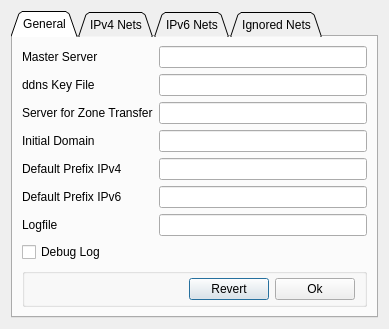
Qt form zad/Designer/settings.ui (z1e2v3s/zad) before a commit.
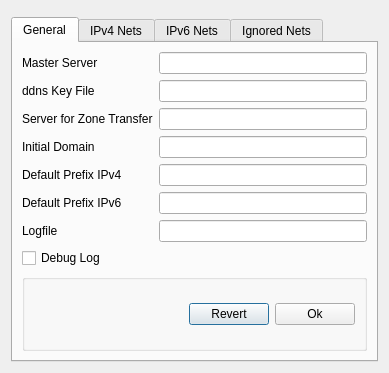
The same form after that commit. The open tabs and pages were chosen to show the change.

Commit message: Use tab widget attribute rounded (default) for a better look on freeebsd, make 1st tab default

The edit to the form file:
```diff
--- a/zad/Designer/settings.ui
+++ b/zad/Designer/settings.ui
@@ -7,20 +7,44 @@
     <x>0</x>
     <y>0</y>
     <width>389</width>
-    <height>327</height>
+    <height>373</height>
    </rect>
   </property>
   <property name="windowTitle">
    <string>Preferences</string>
   </property>
   <layout class="QVBoxLayout" name="verticalLayout_2">
+   <property name="topMargin">
+    <number>17</number>
+   </property>
    <item>
     <widget class="QTabWidget" name="tabWidget">
+     <property name="sizePolicy">
+      <sizepolicy hsizetype="Expanding" vsizetype="Expanding">
+       <horstretch>0</horstretch>
+       <verstretch>0</verstretch>
+      </sizepolicy>
+     </property>
+     <property name="minimumSize">
+      <size>
+       <width>0</width>
+       <height>0</height>
+      </size>
+     </property>
+     <property name="baseSize">
+      <size>
+       <width>365</width>
+       <height>349</height>
+      </size>
+     </property>
+     <property name="autoFillBackground">
+      <bool>false</bool>
+     </property>
      <property name="locale">
       <locale language="English" country="Germany"/>
      </property>
      <property name="tabShape">
-      <enum>QTabWidget::Triangular</enum>
+      <enum>QTabWidget::Rounded</enum>
      </property>
      <property name="currentIndex">
       <number>3</number>
@@ -28,6 +52,9 @@
      <property name="elideMode">
       <enum>Qt::ElideNone</enum>
      </property>
+     <property name="movable">
+      <bool>false</bool>
+     </property>
      <widget class="QWidget" name="GeneralTab">
       <attribute name="title">
        <string>General</string>
```
Left out of the diff: 2 changed lines with no effect on the pictures. The commit also changes 1 other file.
